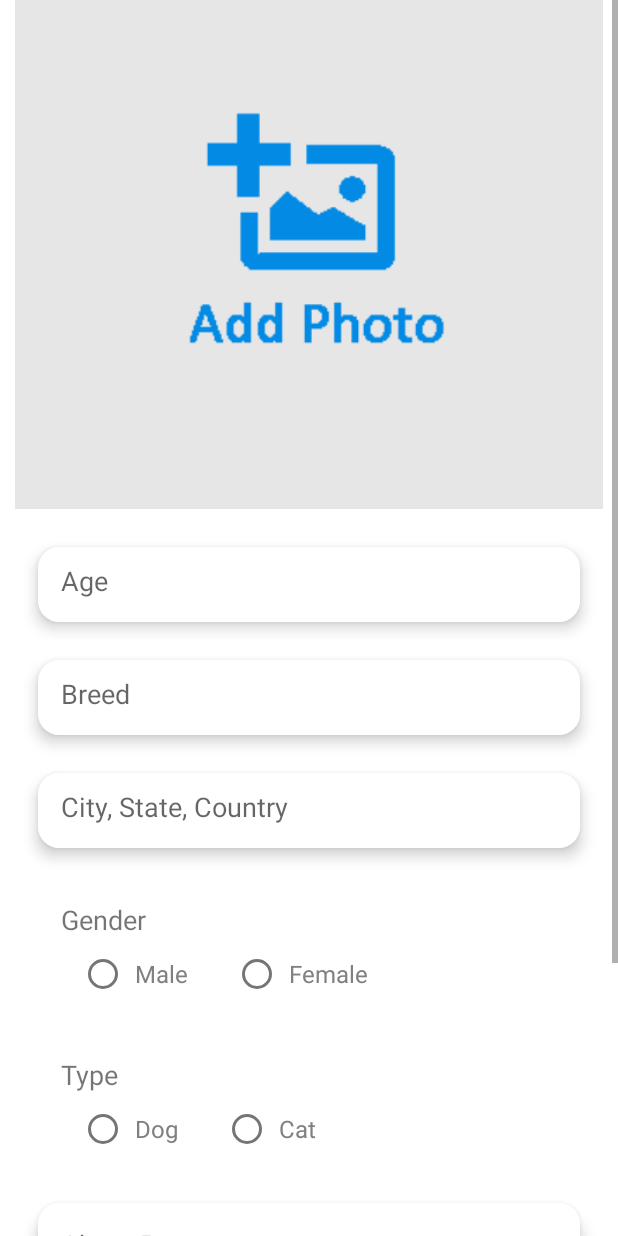
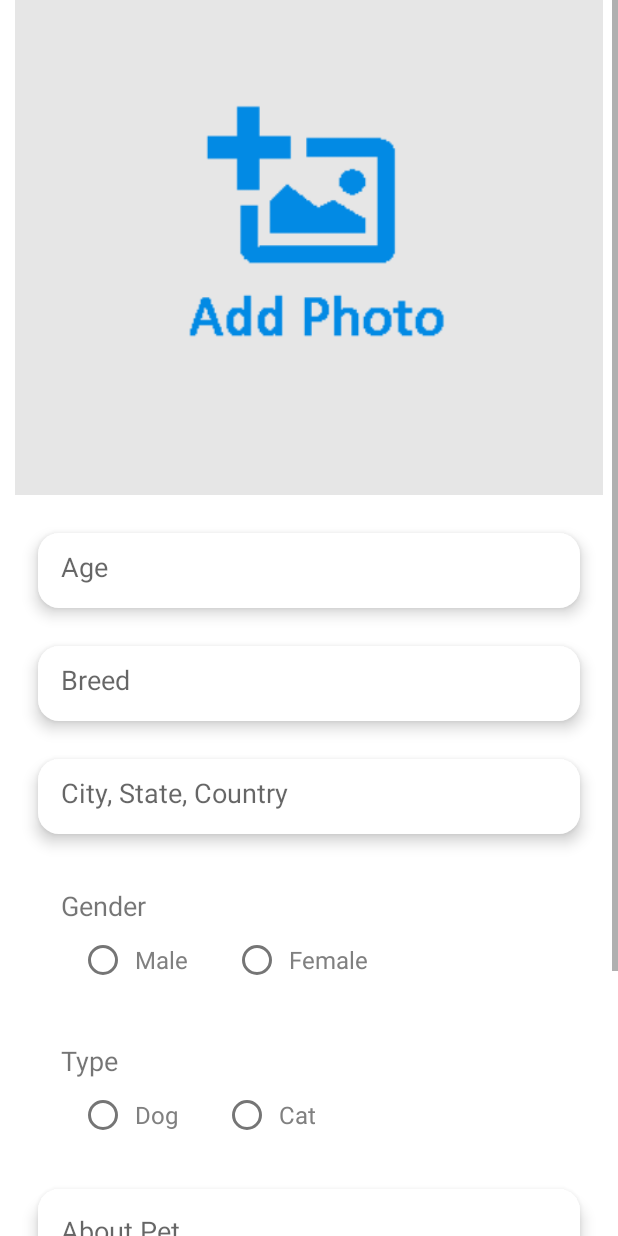
Before and after one commit to Pet-Adoption-App/Pet-Adoption-App, an Android app: the layout activity_edit_lost_pets.xml on its own in the app's theme, with its tools: preview values and no code run, on a phone screen of 412 x 824 dp. Run offline under Robolectric (Android 15) with nearby library versions, the phone set to English and light mode, and no system bars.

Commit message:
Edit Lost Pet image corrected

```diff
--- a/app/src/main/res/layout/activity_edit_lost_pets.xml
+++ b/app/src/main/res/layout/activity_edit_lost_pets.xml
@@ -13,7 +13,7 @@
         <ImageView
             android:id="@+id/ivEditPetNGO"
             android:layout_width="match_parent"
-            android:layout_height="wrap_content"
+            android:layout_height="330dp"
             android:layout_marginStart="10dp"
             android:layout_marginEnd="10dp"
             android:scaleType="centerCrop"
```
